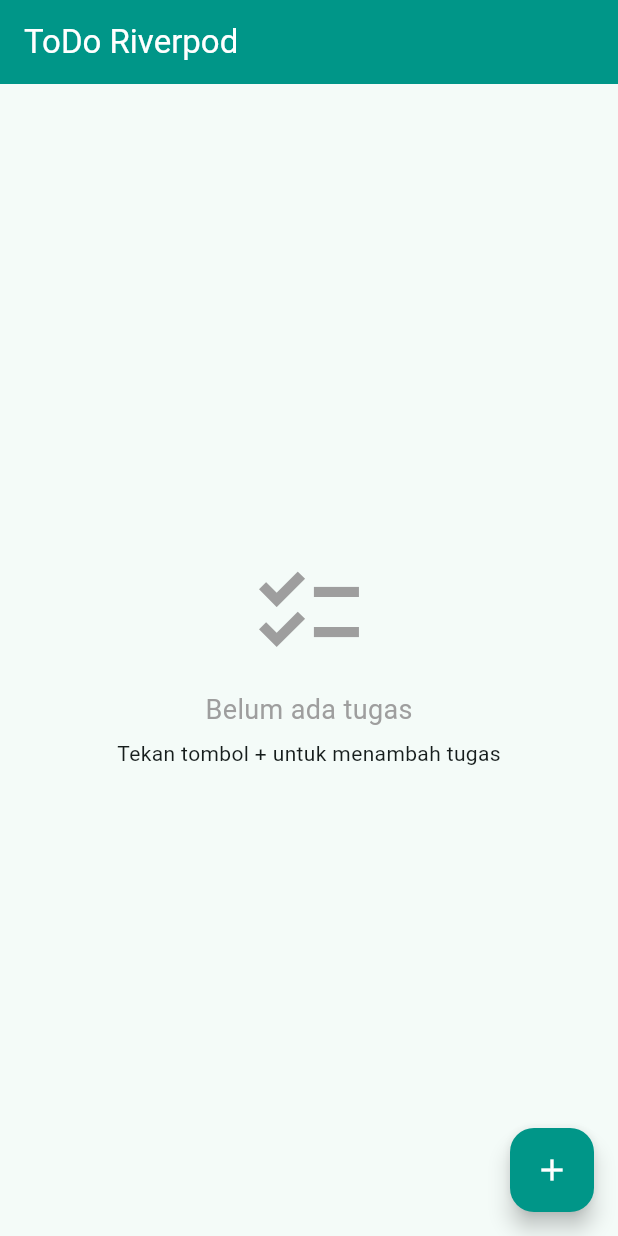
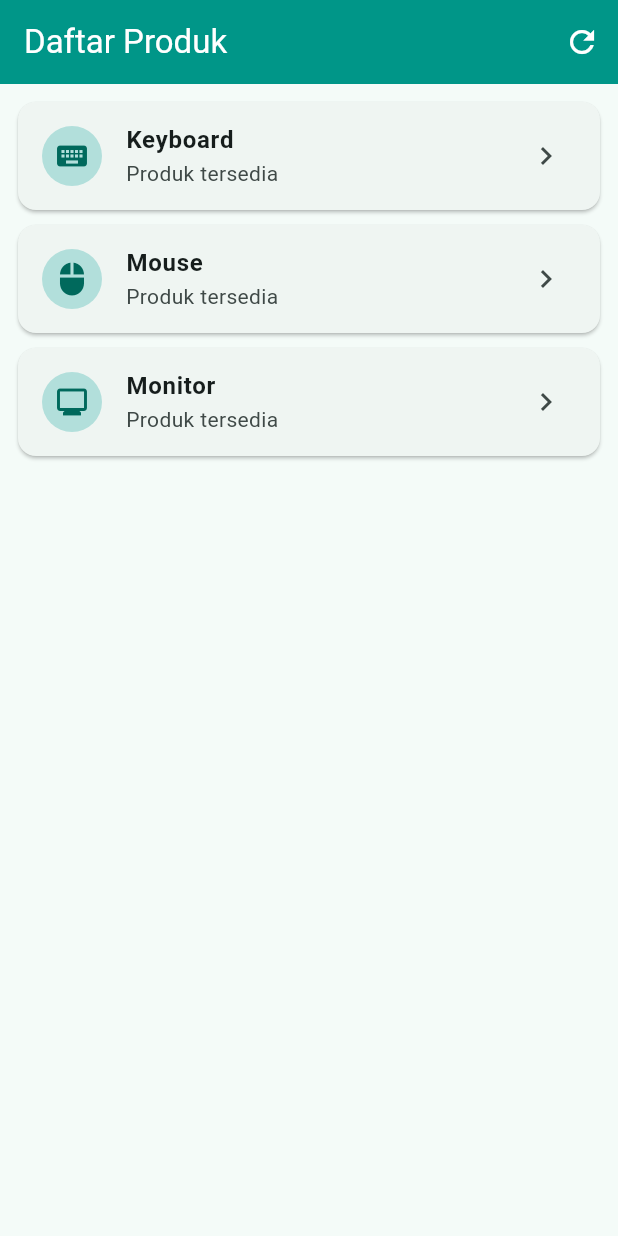
Before and after one commit to Vinn1105/flutter-fundamental, a Flutter app: the screen it shows after launch, on a phone screen of 412 x 824 dp. Run offline on Flutter 3.47's test engine with Material 3 defaults, Android fonts, the phone set to English and light mode, and no system bars; our stand-ins replace flutter_riverpod.

Commit message:
tugas pratikum 5

```diff
--- a/lib/main.dart
+++ b/lib/main.dart
@@ -1,7 +1,8 @@
 
 import 'package:flutter/material.dart';
 import 'package:flutter_riverpod/flutter_riverpod.dart';
-import 'pages/todo_page.dart';
+
+import 'pages/product_page.dart';
 
 void main() {
   runApp(
@@ -17,13 +18,13 @@ class MyApp extends StatelessWidget {
   @override
   Widget build(BuildContext context) {
     return MaterialApp(
-      title: 'Week 3 - ToDo',
+      title: 'Praktikum 5 - AsyncValue',
       debugShowCheckedModeBanner: false,
       theme: ThemeData(
         colorSchemeSeed: Colors.teal,
         useMaterial3: true,
       ),
-      home: const TodoPage(),
+      home: const ProductPage(),
     );
   }
 }
--- /dev/null
+++ b/lib/pages/product_page.dart
@@ -0,0 +1,122 @@
+
+import 'package:flutter/material.dart';
+import 'package:flutter_riverpod/flutter_riverpod.dart';
+
+import '../provider/products_provider.dart';
+
+class ProductPage extends ConsumerWidget {
+  const ProductPage({super.key});
+
+  @override
+  Widget build(BuildContext context, WidgetRef ref) {
+    final productsAsync = ref.watch(productsProvider);
+
+    return Scaffold(
+      appBar: AppBar(
+        title: const Text('Daftar Produk'),
+        backgroundColor: Colors.teal,
+        foregroundColor: Colors.white,
+        actions: [
+          IconButton(
+            tooltip: 'Muat ulang',
+            icon: const Icon(Icons.refresh),
+            onPressed: () {
+              ref.invalidate(productsProvider);
+            },
+          ),
+        ],
+      ),
+      body: productsAsync.when(
+        loading: () {
+          return const Center(
+            child: CircularProgressIndicator(
+              color: Colors.teal,
+            ),
+          );
+        },
+        error: (error, stackTrace) {
+          return Center(
+            child: Padding(
+              padding: const EdgeInsets.all(24),
+              child: Column(
+                mainAxisSize: MainAxisSize.min,
+                children: [
+                  const Icon(
+                    Icons.error_outline,
+                    color: Colors.red,
+                    size: 64,
+                  ),
+                  const SizedBox(height: 12),
+                  const Text(
+                    'Gagal memuat produk',
+                    style: TextStyle(
+                      fontSize: 20,
+                      fontWeight: FontWeight.bold,
+                    ),
+                  ),
+                  const SizedBox(height: 8),
+                  Text(
+                    'Detail: $error',
+                    textAlign: TextAlign.center,
+                  ),
+                  const SizedBox(height: 16),
+                  FilledButton(
+                    onPressed: () {
+                      ref.invalidate(productsProvider);
+                    },
+                    child: const Text('Coba lagi'),
+                  ),
+                ],
+              ),
+            ),
+          );
+        },
+        data: (products) {
+          return ListView.builder(
+            padding: const EdgeInsets.all(12),
+            itemCount: products.length,
+            itemBuilder: (context, index) {
+              final product = products[index];
+
+              return Card(
+                margin: const EdgeInsets.only(bottom: 10),
+                child: ListTile(
+                  leading: CircleAvatar(
+                    backgroundColor: Colors.teal.shade100,
+                    child: Icon(
+                      _productIcon(product),
+                      color: Colors.teal.shade800,
+                    ),
+                  ),
+                  title: Text(
+                    product,
+                    style: const TextStyle(
+                      fontWeight: FontWeight.w600,
+                    ),
+                  ),
+                  subtitle: const Text('Produk tersedia'),
+                  trailing: const Icon(Icons.chevron_right),
+                ),
+              );
+            },
+          );
+        },
+      ),
+    );
+  }
+
+  IconData _productIcon(String product) {
+    switch (product) {
+      case 'Keyboard':
+        return Icons.keyboard;
+      case 'Mouse':
+        return Icons.mouse;
+      case 'Monitor':
+        return Icons.monitor;
+      case 'Headset':
+        return Icons.headphones;
+      default:
+        return Icons.devices;
+    }
+  }
+}
--- /dev/null
+++ b/lib/provider/products_provider.dart
@@ -0,0 +1,38 @@
+
+import 'package:flutter_riverpod/flutter_riverpod.dart';
+
+class ProductsNotifier extends AsyncNotifier<List<String>> {
+  @override
+  Future<List<String>> build() async {
+    // Simulasi mengambil data dari server selama 2 detik.
+    await Future.delayed(const Duration(seconds: 2));
+
+    return [
+      'Keyboard',
+      'Mouse',
+      'Monitor',
+    ];
+  }
+
+  Future<void> refresh() async {
+    state = const AsyncLoading();
+
+    state = await AsyncValue.guard(() => _fetch());
+  }
+
+  Future<List<String>> _fetch() async {
+    await Future.delayed(const Duration(seconds: 1));
+
+    return [
+      'Keyboard',
+      'Mouse',
+      'Monitor',
+      'Headset',
+    ];
+  }
+}
+
+final productsProvider =
+    AsyncNotifierProvider<ProductsNotifier, List<String>>(
+  ProductsNotifier.new,
+);
```
